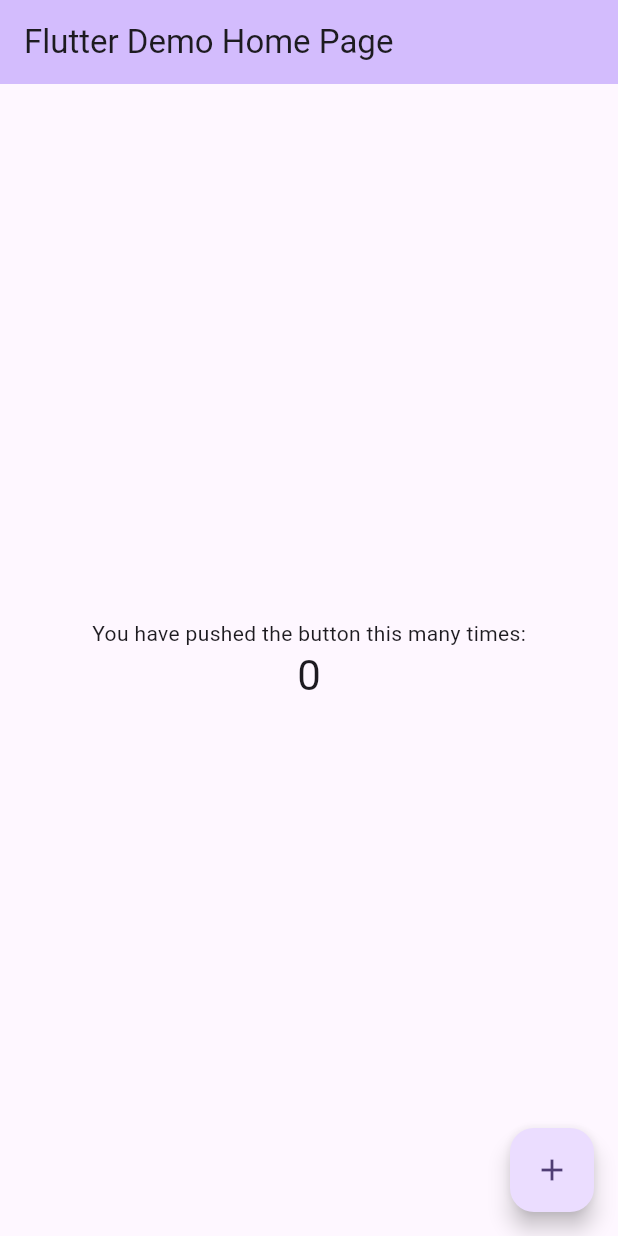
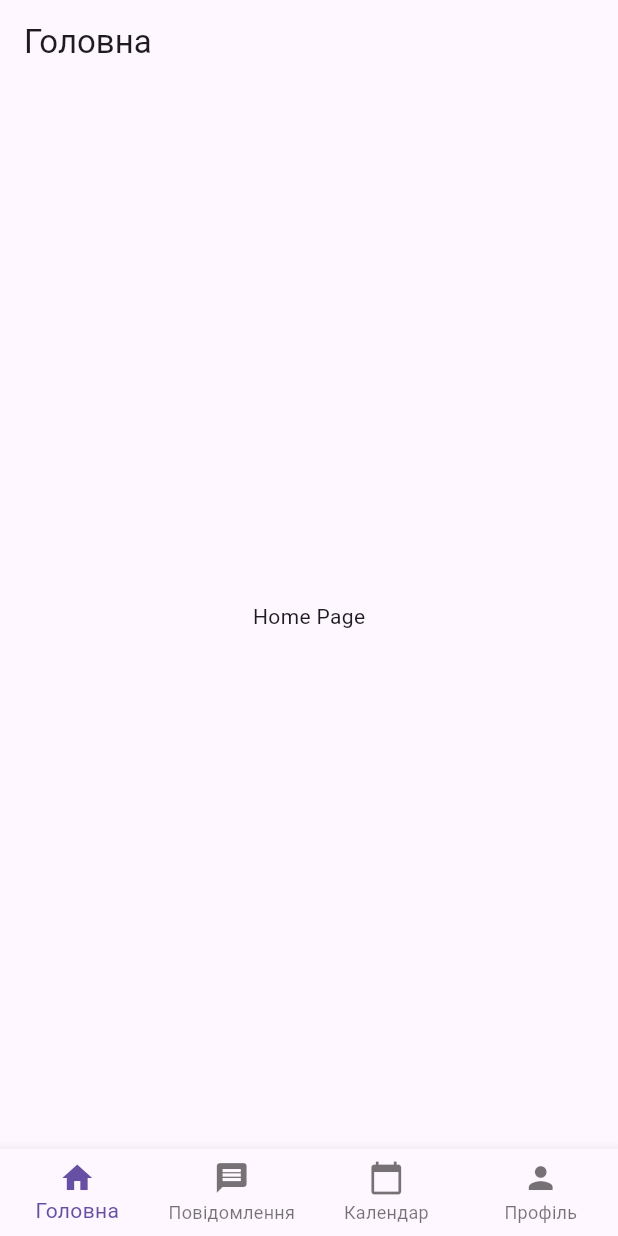
Before and after one commit to ketalias/medical_flutter_exam2025, a Flutter app: the screen it shows after launch, on a phone screen of 412 x 824 dp. Run offline on Flutter 3.47's test engine with Material 3 defaults, Android fonts, the light colour scheme and no system bars.

Commit message:
feat: setup project structure and navigation system

```diff
--- /dev/null
+++ b/lib/app/router/app.dart
@@ -0,0 +1,18 @@
+import 'package:flutter/material.dart';
+import '../router/app_router.dart';
+import '../router/route_names.dart';
+
+class ClinicApp extends StatelessWidget {
+  const ClinicApp({super.key});
+
+  @override
+  Widget build(BuildContext context) {
+    return MaterialApp(
+      title: 'Clinic App',
+      debugShowCheckedModeBanner: false,
+      theme: ThemeData(primarySwatch: Colors.teal, useMaterial3: true),
+      initialRoute: RouteNames.home,
+      onGenerateRoute: AppRouter.generateRoute,
+    );
+  }
+}
--- /dev/null
+++ b/lib/app/router/app_router.dart
@@ -0,0 +1,39 @@
+import 'package:flutter/material.dart';
+import 'route_names.dart';
+import '../../features/home/presentation/pages/home_page.dart';
+import '../../features/messages/presentation/pages/messages_page.dart';
+import '../../features/calendar/presentation/pages/calendar_page.dart';
+import '../../features/profile/presentation/pages/profile_page.dart';
+
+class AppRouter {
+  static Route<dynamic> generateRoute(RouteSettings settings) {
+    switch (settings.name) {
+      case RouteNames.home:
+        return MaterialPageRoute(
+          builder: (_) => const HomePage(),
+          settings: settings,
+        );
+      case RouteNames.messages:
+        return MaterialPageRoute(
+          builder: (_) => const MessagesPage(),
+          settings: settings,
+        );
+      case RouteNames.calendar:
+        return MaterialPageRoute(
+          builder: (_) => const CalendarPage(),
+          settings: settings,
+        );
+      case RouteNames.profile:
+        return MaterialPageRoute(
+          builder: (_) => const ProfilePage(),
+          settings: settings,
+        );
+      default:
+        return MaterialPageRoute(
+          builder: (_) => const Scaffold(
+            body: Center(child: Text('404: Сторінку не знайдено')),
+          ),
+        );
+    }
+  }
+}
--- /dev/null
+++ b/lib/app/router/route_names.dart
@@ -0,0 +1,6 @@
+class RouteNames {
+  static const String home = '/';
+  static const String messages = '/messages';
+  static const String calendar = '/calendar';
+  static const String profile = '/profile';
+}
--- /dev/null
+++ b/lib/core/widgets/navigation/bottom_nav_bar.dart
@@ -0,0 +1,40 @@
+import 'package:flutter/material.dart';
+import '../../../app/router/route_names.dart';
+
+class BottomNavBar extends StatelessWidget {
+  final int currentIndex;
+
+  const BottomNavBar({super.key, required this.currentIndex});
+
+  @override
+  Widget build(BuildContext context) {
+    return BottomNavigationBar(
+      currentIndex: currentIndex,
+      type: BottomNavigationBarType.fixed,
+      onTap: (index) => _onItemTapped(context, index),
+      items: const [
+        BottomNavigationBarItem(icon: Icon(Icons.home), label: 'Головна'),
+        BottomNavigationBarItem(
+          icon: Icon(Icons.message),
+          label: 'Повідомлення',
+        ),
+        BottomNavigationBarItem(
+          icon: Icon(Icons.calendar_today),
+          label: 'Календар',
+        ),
+        BottomNavigationBarItem(icon: Icon(Icons.person), label: 'Профіль'),
+      ],
+    );
+  }
+
+  void _onItemTapped(BuildContext context, int index) {
+    final routes = [
+      RouteNames.home,
+      RouteNames.messages,
+      RouteNames.calendar,
+      RouteNames.profile,
+    ];
+
+    Navigator.pushReplacementNamed(context, routes[index]);
+  }
+}
--- /dev/null
+++ b/lib/features/home/presentation/pages/home_page.dart
@@ -0,0 +1,15 @@
+import 'package:flutter/material.dart';
+import '../../../../../../core/widgets/navigation/bottom_nav_bar.dart';
+
+class HomePage extends StatelessWidget {
+  const HomePage({super.key});
+
+  @override
+  Widget build(BuildContext context) {
+    return Scaffold(
+      appBar: AppBar(title: const Text('Головна')),
+      body: const Center(child: Text('Home Page')),
+      bottomNavigationBar: const BottomNavBar(currentIndex: 0),
+    );
+  }
+}
--- a/lib/main.dart
+++ b/lib/main.dart
@@ -1,122 +1,6 @@
 import 'package:flutter/material.dart';
+import 'app/router/app.dart';
 
 void main() {
-  runApp(const MyApp());
+  runApp(const ClinicApp());
 }
-
-class MyApp extends StatelessWidget {
-  const MyApp({super.key});
-
-  // This widget is the root of your application.
-  @override
-  Widget build(BuildContext context) {
-    return MaterialApp(
-      title: 'Flutter Demo',
-      theme: ThemeData(
-        // This is the theme of your application.
-        //
-        // TRY THIS: Try running your application with "flutter run". You'll see
-        // the application has a purple toolbar. Then, without quitting the app,
-        // try changing the seedColor in the colorScheme below to Colors.green
-        // and then invoke "hot reload" (save your changes or press the "hot
-        // reload" button in a Flutter-supported IDE, or press "r" if you used
-        // the command line to start the app).
-        //
-        // Notice that the counter didn't reset back to zero; the application
-        // state is not lost during the reload. To reset the state, use hot
-        // restart instead.
-        //
-        // This works for code too, not just values: Most code changes can be
-        // tested with just a hot reload.
-        colorScheme: ColorScheme.fromSeed(seedColor: Colors.deepPurple),
-      ),
-      home: const MyHomePage(title: 'Flutter Demo Home Page'),
-    );
-  }
-}
-
-class MyHomePage extends StatefulWidget {
-  const MyHomePage({super.key, required this.title});
-
-  // This widget is the home page of your application. It is stateful, meaning
-  // that it has a State object (defined below) that contains fields that affect
-  // how it looks.
-
-  // This class is the configuration for the state. It holds the values (in this
-  // case the title) provided by the parent (in this case the App widget) and
-  // used by the build method of the State. Fields in a Widget subclass are
-  // always marked "final".
-
-  final String title;
-
-  @override
-  State<MyHomePage> createState() => _MyHomePageState();
-}
-
-class _MyHomePageState extends State<MyHomePage> {
-  int _counter = 0;
-
-  void _incrementCounter() {
-    setState(() {
-      // This call to setState tells the Flutter framework that something has
-      // changed in this State, which causes it to rerun the build method below
-      // so that the display can reflect the updated values. If we changed
-      // _counter without calling setState(), then the build method would not be
-      // called again, and so nothing would appear to happen.
-      _counter++;
-    });
-  }
-
-  @override
-  Widget build(BuildContext context) {
-    // This method is rerun every time setState is called, for instance as done
-    // by the _incrementCounter method above.
-    //
-    // The Flutter framework has been optimized to make rerunning build methods
-    // fast, so that you can just rebuild anything that needs updating rather
-    // than having to individually change instances of widgets.
-    return Scaffold(
-      appBar: AppBar(
-        // TRY THIS: Try changing the color here to a specific color (to
-        // Colors.amber, perhaps?) and trigger a hot reload to see the AppBar
-        // change color while the other colors stay the same.
-        backgroundColor: Theme.of(context).colorScheme.inversePrimary,
-        // Here we take the value from the MyHomePage object that was created by
-        // the App.build method, and use it to set our appbar title.
-        title: Text(widget.title),
-      ),
-      body: Center(
-        // Center is a layout widget. It takes a single child and positions it
-        // in the middle of the parent.
-        child: Column(
-          // Column is also a layout widget. It takes a list of children and
-          // arranges them vertically. By default, it sizes itself to fit its
-          // children horizontally, and tries to be as tall as its parent.
-          //
-          // Column has various properties to control how it sizes itself and
-          // how it positions its children. Here we use mainAxisAlignment to
-          // center the children vertically; the main axis here is the vertical
-          // axis because Columns are vertical (the cross axis would be
-          // horizontal).
-          //
-          // TRY THIS: Invoke "debug painting" (choose the "Toggle Debug Paint"
-          // action in the IDE, or press "p" in the console), to see the
-          // wireframe for each widget.
-          mainAxisAlignment: MainAxisAlignment.center,
-          children: <Widget>[
-            const Text('You have pushed the button this many times:'),
-            Text(
-              '$_counter',
-              style: Theme.of(context).textTheme.headlineMedium,
-            ),
-          ],
-        ),
-      ),
-      floatingActionButton: FloatingActionButton(
-        onPressed: _incrementCounter,
-        tooltip: 'Increment',
-        child: const Icon(Icons.add),
-      ), // This trailing comma makes auto-formatting nicer for build methods.
-    );
-  }
-}
```
Also changed, not shown: lib/features/calendar/presentation/pages/calendar_page.dart (added, +15 -0 lines), lib/features/messages/presentation/pages/messages_page.dart (added, +15 -0 lines), lib/features/profile/presentation/pages/profile_page.dart (added, +15 -0 lines).
